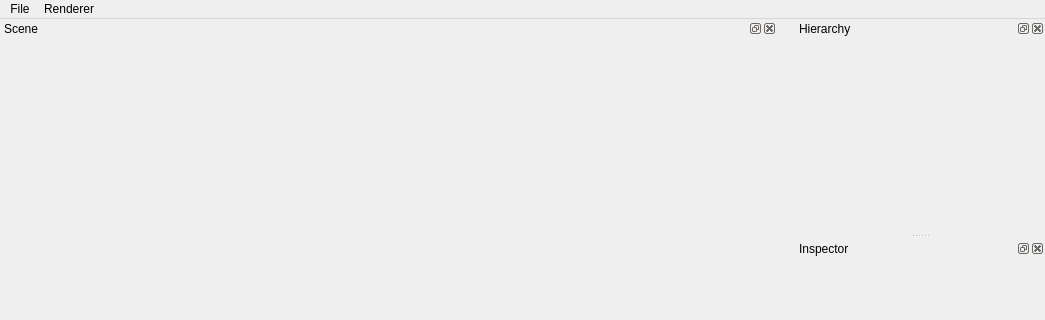
Qt form Project1/mainwindow.ui (MarcLF/CuteTProject1) before a commit; both pictures show x 0 to 1045 and y 0 to 320 of the 1045 by 742 pixel window.
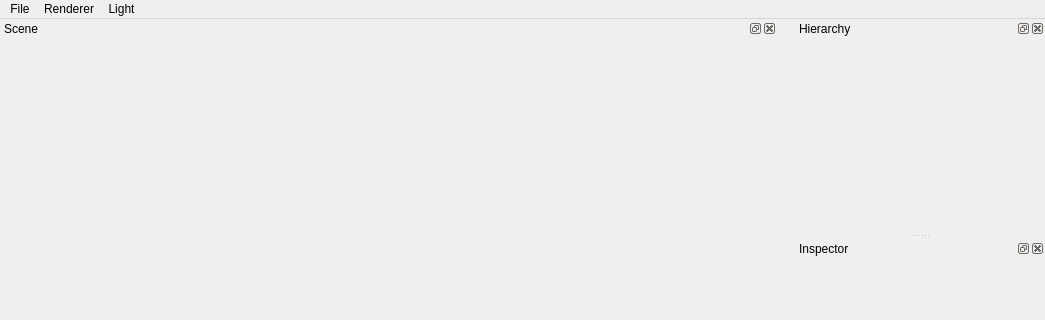
The same form after that commit.

Commit message: Options to change light direction

What changed in the file:
```diff
--- a/Project1/mainwindow.ui
+++ b/Project1/mainwindow.ui
@@ -84,8 +84,16 @@
     <addaction name="actionNormals"/>
     <addaction name="actionDepth_test"/>
    </widget>
+   <widget class="QMenu" name="menuLight_Settings">
+    <property name="title">
+     <string>Light</string>
+    </property>
+    <addaction name="actionLight_Settings"/>
+    <addaction name="actionColor"/>
+   </widget>
    <addaction name="menuFile"/>
    <addaction name="menuRenderer"/>
+   <addaction name="menuLight_Settings"/>
   </widget>
   <widget class="QDockWidget" name="Scene">
    <property name="minimumSize">
```
Left out of the diff: 10 changed lines with no effect on the pictures. The commit also changes 10 other files.
